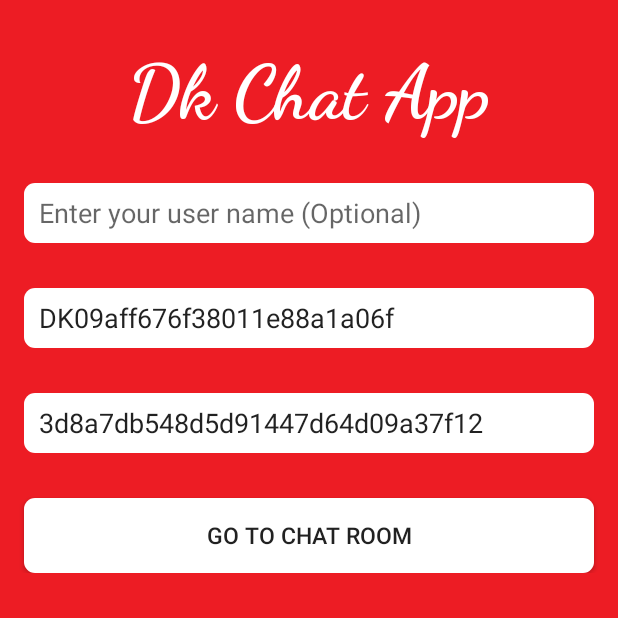
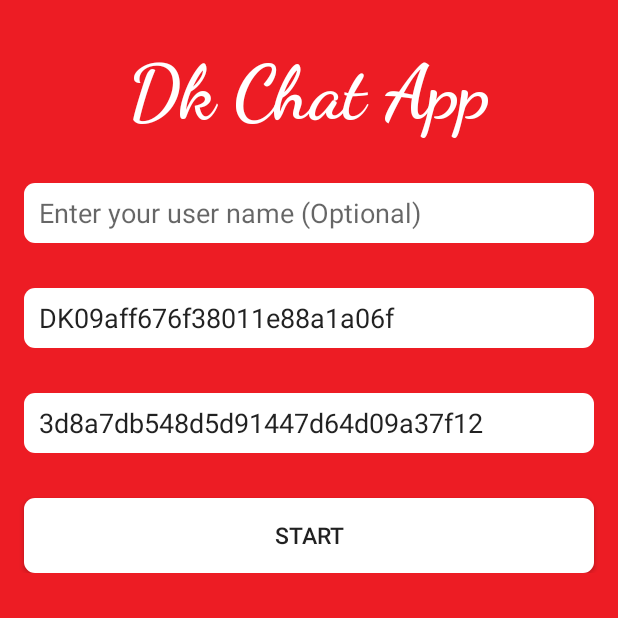
Before and after one commit to ashwinisawanth412/BasicSampleApp2, an Android app: the screen it shows after launch (SplashScreenActivity), on a phone screen of 412 x 824 dp, the top half of it. Run offline under Robolectric (Android 15) with nearby library versions, the phone set to English and light mode, and no system bars; our stand-ins replace ButterKnife; libraries missing offline, so code that uses them is left out: com.dabkick.engine.

Commit message:
UI changes as per feedback

```diff
--- a/app/src/main/res/layout/activity_home_page.xml
+++ b/app/src/main/res/layout/activity_home_page.xml
@@ -19,7 +19,7 @@
             android:layout_centerVertical="true"
             android:layout_marginLeft="16dp"
             android:fontFamily="cursive"
-            android:text="Sample App"
+            android:text="List of Rooms"
             android:textColor="@color/white"
             android:textSize="30sp"
             android:textStyle="bold" />
--- a/app/src/main/res/layout/activity_splash_screen.xml
+++ b/app/src/main/res/layout/activity_splash_screen.xml
@@ -73,7 +73,7 @@
                 android:layout_marginTop="30dp"
                 android:layout_marginRight="16dp"
                 android:background="@drawable/rounded_corner"
-                android:text="Go to chat room"
+                android:text="Start"
                 android:textSize="15sp" />
 
         </RelativeLayout>
--- a/app/src/main/res/values/strings.xml
+++ b/app/src/main/res/values/strings.xml
@@ -3,7 +3,7 @@
     <string name="enter_user_name_hint">Enter your user name (Optional)</string>
     <string name="enter_dev_key">Enter your developer key</string>
     <string name="enter_dev_id">Enter your developer id</string>
-    <string name="end_chat">End Chat</string>
+    <string name="end_chat">Exit</string>
 
     <!-- TODO: Remove or change this placeholder text -->
     <string name="hello_blank_fragment">Hello blank fragment</string>
```
